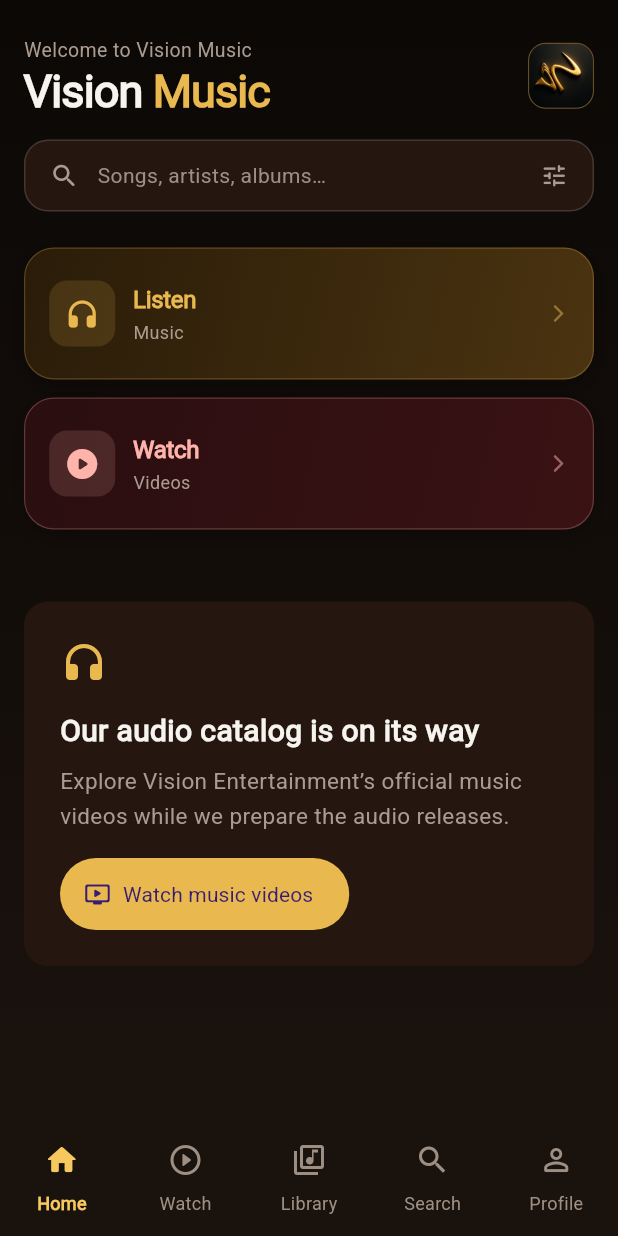
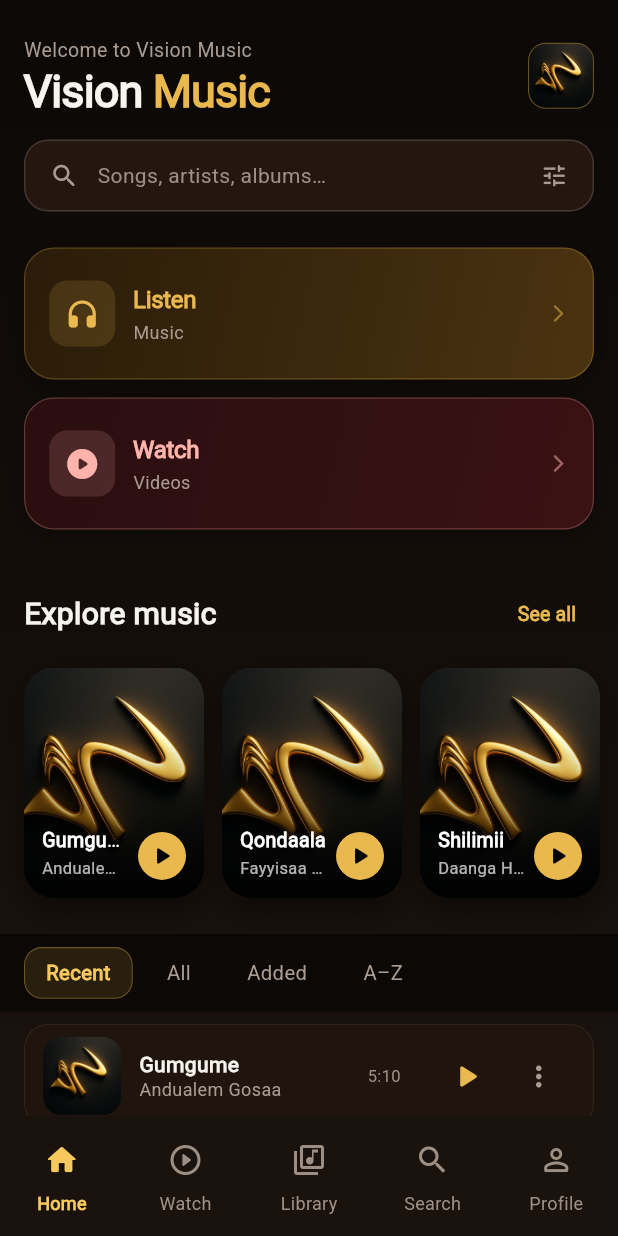
Before and after one commit to Birra3324/visionmusicapp, a Flutter app: the screen it shows once a user with an empty profile is signed in, after a tap on "Sign in with Google", after a tap on "Continue as Guest", on a phone screen of 412 x 824 dp. Run offline on Flutter 3.47's test engine with Material 3 defaults, Android fonts, the phone set to English and light mode, and no system bars; our stand-ins replace audio_service, chewie, cloud_firestore, firebase_analytics, firebase_auth, firebase_core and 8 more; missing offline and left inert: audio_session, firebase_app_check, record; accounts and stored records are empty; network calls fail; statements that could not run were skipped.

Commit message:
Add reviewed local release catalog

```diff
--- a/lib/catalog/bundled_catalog.dart
+++ b/lib/catalog/bundled_catalog.dart
@@ -1,10 +1,34 @@
 import 'package:visionmusicapp/song.dart';
 import 'package:visionmusicapp/models/video.dart';
 
-/// Owner confirmed that every old audio/name/photo pairing was a design sample.
-/// Add only original audio with confirmed metadata and matching video evidence.
-/// See docs/AUDIO_CATALOG.md. An empty catalog must never fall back to samples.
-const bundledSongs = <Song>[];
+/// Local candidate based on the owner's recordings and independent matching.
+/// Shilimii uses a delivery encoding of the owner's WAV master.
+const bundledSongs = <Song>[
+  Song(
+    id: 'vision_gumgume',
+    title: 'Gumgume',
+    artist: 'Andualem Gosaa',
+    filePath: 'assets/release_audio/gumgume.mp3',
+    imagePath: kPlaceholderCover,
+    duration: Duration(milliseconds: 310437),
+  ),
+  Song(
+    id: 'vision_qondaala',
+    title: 'Qondaala',
+    artist: 'Fayyisaa Furii',
+    filePath: 'assets/release_audio/qondaala.m4a',
+    imagePath: kPlaceholderCover,
+    duration: Duration(seconds: 340),
+  ),
+  Song(
+    id: 'vision_shilimii',
+    title: 'Shilimii',
+    artist: 'Daanga H Qananii',
+    filePath: 'assets/release_audio/shilimii.m4a',
+    imagePath: kPlaceholderCover,
+    duration: Duration(seconds: 288),
+  ),
+];
 const String kPlaceholderCover = 'assets/images/visionlogo.jpg';
 
 /// Real videos verified on @visionentertainment4507, independent of audio.
--- a/pubspec.yaml
+++ b/pubspec.yaml
@@ -68,6 +68,9 @@ flutter:
   uses-material-design: true
   assets:
     - assets/images/visionlogo.jpg
+    - assets/release_audio/gumgume.mp3
+    - assets/release_audio/qondaala.m4a
+    - assets/release_audio/shilimii.m4a
     - assets/fonts/OFL-Roboto.txt
     - assets/fonts/OFL-NotoSansEthiopic.txt
     - assets/fonts/OFL-NotoSansArabic.txt
```
Also changed, not shown: 1 other file.
